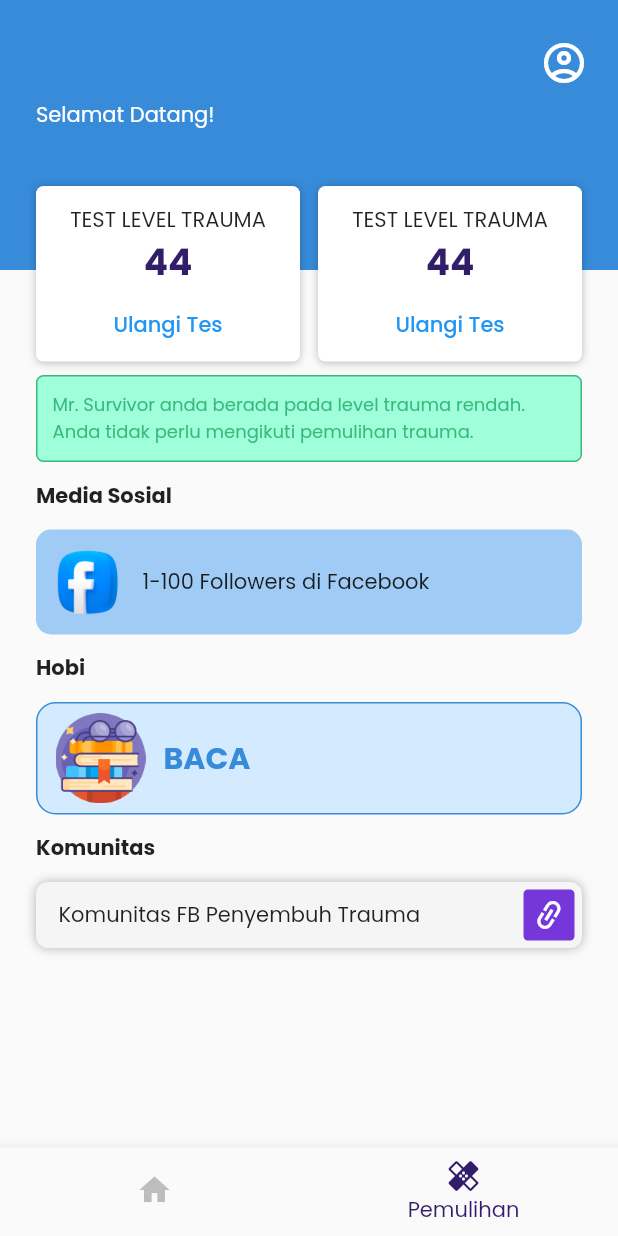
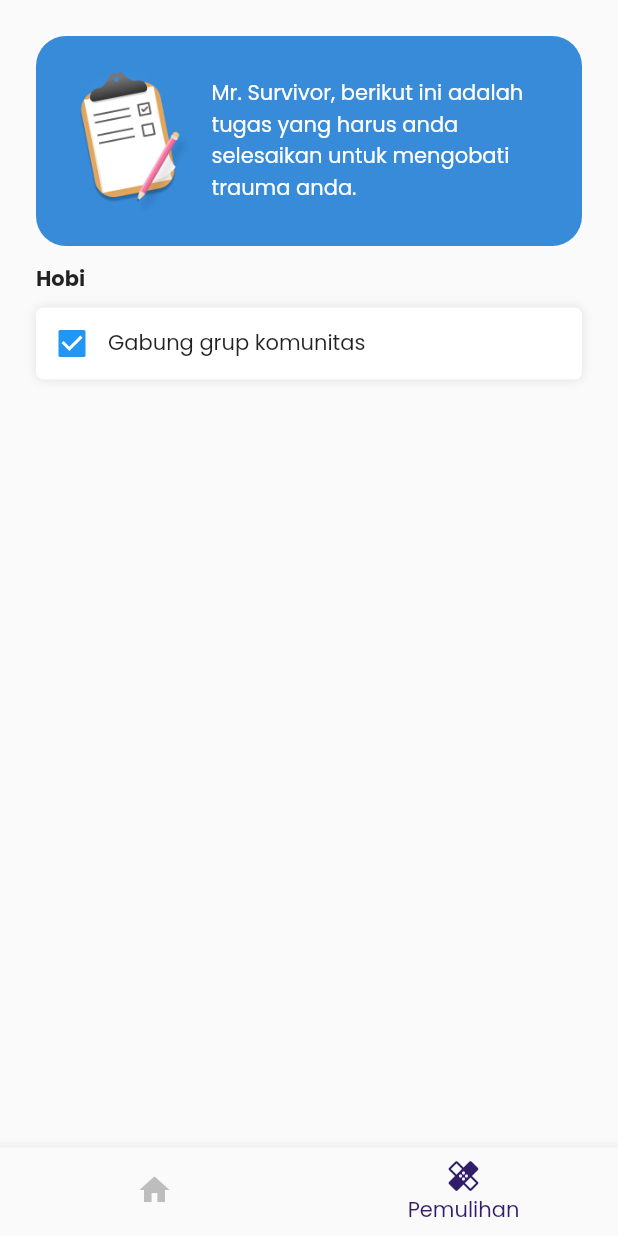
Before and after one commit to owenwattimena/ditraheal, a Flutter app: the DashboardPage screen opened directly, item 2 of the bottom bar chosen, on a phone screen of 412 x 824 dp. Run offline on Flutter 3.47's test engine with Material 2 defaults, Android fonts, the phone set to English and light mode, and no system bars; our stand-ins replace auto_size_text, date_field, get.

Commit message:
healing menu

```diff
--- a/lib/pages/dashboard/dashboard_page.dart
+++ b/lib/pages/dashboard/dashboard_page.dart
@@ -11,6 +11,40 @@ class _DashboardPageState extends State<DashboardPage> {
   // AuthController authC = Get.put(AuthController());
   AuthController authC = Get.find<AuthController>();
   int _tabIndex = 0;
+
+  @override
+  void initState() {
+    super.initState();
+  }
+
+  void _showDialog() {
+    Get.defaultDialog(
+      title: 'Selamat',
+      titlePadding: EdgeInsets.all(18),
+      titleStyle: primaryTextBoldStyle.copyWith(fontSize: 14),
+      content: Container(
+        decoration: BoxDecoration(
+          color: greyColor,
+          borderRadius: BorderRadius.circular(12),
+        ),
+        margin: EdgeInsets.symmetric(horizontal: 10),
+        padding: EdgeInsets.symmetric(horizontal: 9, vertical: 16),
+        child: Text(
+          "Hi, Mr. Survivor, anda telah menyelesaikan semua tugas yang diberikan. Ayo ulangi tes trauma dan efikasimu untuk melihat dampak pengobatannya.",
+          style: primaryTextStyle,
+        ),
+      ),
+      actions: [
+        ButtonWidget(
+          margin: EdgeInsets.only(top: 10, bottom: 8),
+          text: "Ulangi Tes",
+          padding: EdgeInsets.symmetric(horizontal: 10),
+          onPressed: () => Get.back(),
+        )
+      ],
+    );
+  }
+
   @override
   Widget build(BuildContext context) {
     double statusBarHeight = MediaQuery.of(context).padding.top;
@@ -24,7 +58,8 @@ class _DashboardPageState extends State<DashboardPage> {
               color: primaryColor,
             ),
             SafeArea(
-              child: SingleChildScrollView(
+              child: _tabIndex == 0
+                    ? SingleChildScrollView(
                 child: Column(
                         crossAxisAlignment: CrossAxisAlignment.start,
                         children: [
@@ -36,7 +71,8 @@ class _DashboardPageState extends State<DashboardPage> {
                           Container(
                             decoration: BoxDecoration(
                               color: lightGreenColor,
-                        border: Border.all(color: darkGreenColor, width: 1),
+                              border:
+                                  Border.all(color: darkGreenColor, width: 1),
                               borderRadius: BorderRadius.circular(5),
                             ),
                             width: double.infinity,
@@ -45,7 +81,8 @@ class _DashboardPageState extends State<DashboardPage> {
                                 horizontal: 10, vertical: 10),
                             child: Text(
                               "Mr. Survivor anda berada pada level trauma rendah. Anda tidak perlu mengikuti pemulihan trauma. ",
-                        style: primaryTextStyle.copyWith(color: darkGreenColor, fontSize: 12),
+                              style: primaryTextStyle.copyWith(
+                                  color: darkGreenColor, fontSize: 12),
                             ),
                           ),
                           SizedBox(height: 12),
@@ -54,15 +91,81 @@ class _DashboardPageState extends State<DashboardPage> {
                             child: DashboardContent(),
                           ),
                           SizedBox(height: 24),
-                    // ButtonWidget(
-                    //   padding: EdgeInsets.symmetric(horizontal: 24),
-                    //   text: "Expert System",
-                    //   onPressed: () {},
-                    // ),
-                    // SizedBox(height: 24),
+                        ],
+                      ),)
+                    : Padding(
+                        padding: EdgeInsets.all(24),
+                        child: Column(
+                          crossAxisAlignment: CrossAxisAlignment.start,
+                          children: [
+                            Container(
+                              padding: EdgeInsets.symmetric(
+                                  vertical: 18, horizontal: 25),
+                              width: double.infinity,
+                              decoration: BoxDecoration(
+                                color: primaryColor,
+                                borderRadius: BorderRadius.circular(20),
+                              ),
+                              child: Row(
+                                children: [
+                                  Container(
+                                    width: 80,
+                                    margin: EdgeInsets.only(right: 12),
+                                    child: Image.asset(
+                                      "assets/images/clip_board.png",
+                                    ),
+                                  ),
+                                  Expanded(
+                                      flex: 1,
+                                      child: Text(
+                                          "Mr. Survivor, berikut ini adalah tugas yang harus anda selesaikan untuk mengobati trauma anda.",
+                                          style: primaryTextStyle.copyWith(
+                                              color: Colors.white)))
                                 ],
                               ),
                             ),
+                            SizedBox(height: 12),
+                            Text(
+                              "Hobi",
+                              style: primaryTextBoldStyle,
+                              textAlign: TextAlign.left,
+                            ),
+                            SizedBox(height: 8),
+                            Column(children: [
+                              CardWithCheck(
+                                onChanged: (val) {
+                                  _showDialog();
+                                },
+                              ),
+                            ])
+                          ],
+                        ),
+                      ),
+                    /*Container(
+                      child:Center(
+                        child: Container(
+                          child: IntrinsicHeight(
+                            child: Column(
+                              mainAxisAlignment: MainAxisAlignment.center,
+                              crossAxisAlignment: CrossAxisAlignment.center,
+                              children: [
+                                Text("TRAUMA RENDAH", style: primaryTextBoldStyle.copyWith(fontSize: 18),),
+                                SizedBox(height: 12),
+                                Text(
+                                    "Anda tidak perlu mengikuti pemulihan trauma", style: primaryTextStyle.copyWith(fontSize: 14),),
+                                SizedBox(height: 12),
+                                ButtonWidget(
+                                  text: "Ulangi Tes",
+                                  onPressed: () => Get.back(),
+                                  fullWidth: false,
+                                ),
+                              ],
+                            ),
+                          ),
+                        ),
+                      ),
+
+              ),*/
             )
           ],
         ),
--- a/lib/shared/theme.dart
+++ b/lib/shared/theme.dart
@@ -1,6 +1,7 @@
 part of "shared.dart";
 
 TextStyle primaryTextStyle = TextStyle(fontFamily: "Poppins", fontSize: 14);
+TextStyle primaryTextBoldStyle = TextStyle(fontFamily: "Poppins", fontSize: 14, fontWeight: FontWeight.bold);
 TextStyle headlineTextStyle = primaryTextStyle.copyWith(fontSize: 20, fontWeight: FontWeight.bold);
 Color greyColor = Color(0xffF0F0F0);
 Color darkGreyColor = Color(0xff868686);
--- a/lib/widgets/forms/button_widget.dart
+++ b/lib/widgets/forms/button_widget.dart
@@ -3,11 +3,12 @@ part of "../widgets.dart";
 class ButtonWidget extends StatelessWidget {
   final String? text;
   final Color? color;
+  final bool? fullWidth;
   final Function()? onPressed;
   final EdgeInsetsGeometry? padding;
   final EdgeInsetsGeometry? margin;
 
-  ButtonWidget({this.text, this.color, this.onPressed, this.padding, this.margin});
+  ButtonWidget({this.text, this.color, this.onPressed, this.padding, this.margin, this.fullWidth = true});
 
   @override
   Widget build(BuildContext context) {
@@ -15,7 +16,7 @@ class ButtonWidget extends StatelessWidget {
       margin: margin ?? EdgeInsets.zero,
       padding: padding ?? EdgeInsets.zero,
       child: ConstrainedBox(
-        constraints: BoxConstraints.tightFor(width: double.infinity, height: 50),
+        constraints: fullWidth! ? BoxConstraints.tightFor(width: double.infinity, height: 50) : BoxConstraints.tightFor(height: 50),
         child: ElevatedButton(
           onPressed: onPressed,
           style: ElevatedButton.styleFrom(
--- /dev/null
+++ b/lib/widgets/forms/card_with_check.dart
@@ -0,0 +1,34 @@
+part of "../widgets.dart";
+
+class CardWithCheck extends StatelessWidget {
+  final Function(bool?) onChanged;
+  const CardWithCheck({Key? key, required this.onChanged}) : super(key: key);
+
+  @override
+  Widget build(BuildContext context) {
+    return Container(
+      // padding: EdgeInsets.symmetric(vertical: 12, horizontal: 12),
+      margin: EdgeInsets.only(bottom: 8),
+      decoration: BoxDecoration(
+        color: Colors.white,
+        borderRadius: BorderRadius.circular(5),
+        // border: Border.all(color: Colors.grey, width: 1),
+        boxShadow: [
+          BoxShadow(
+            color: Colors.black.withOpacity(0.1),
+            blurRadius: 5,
+            spreadRadius: 0,
+            offset: Offset(0, 0),
+          )
+        ],
+      ),
+      child: Row(children: [
+        Checkbox(
+          value: true,
+          onChanged: (val) => onChanged(val),
+        ),
+        Text("Gabung grup komunitas", style: primaryTextStyle),
+      ]),
+    );
+  }
+}
--- a/lib/widgets/widgets.dart
+++ b/lib/widgets/widgets.dart
@@ -15,3 +15,4 @@ part "components/card_widget.dart";
 part "components/sosial_card.dart";
 part "components/header_with_card.dart";
 part "components/dashboard_content.dart";
+part "forms/card_with_check.dart";
```
Also changed, not shown: assets/images/clip_board.png (added). Lines whose indentation alone changed are shown as unchanged.
